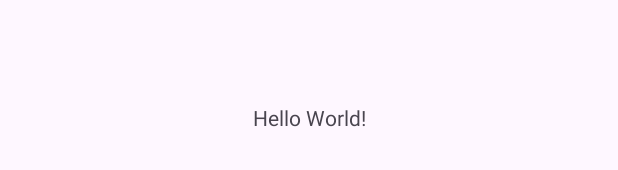
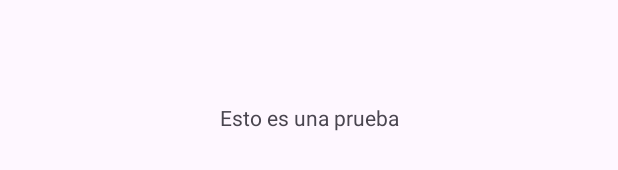
Before and after one commit to JoelCamps/CulturAppMovil, an Android app: the layout activity_main.xml on its own in the app's theme, with its tools: preview values and no code run, on a phone screen of 412 x 824 dp. Shown: the part 501-671 px from the top of the screen. Run offline under Robolectric (Android 15) with nearby library versions, the phone set to English and light mode, and no system bars.

Commit message:
Prueba de commit en Android Studio

```diff
--- a/app/src/main/res/layout/activity_main.xml
+++ b/app/src/main/res/layout/activity_main.xml
@@ -10,7 +10,7 @@
     <TextView
         android:layout_width="wrap_content"
         android:layout_height="wrap_content"
-        android:text="Hello World!"
+        android:text="Esto es una prueba"
         app:layout_constraintBottom_toBottomOf="parent"
         app:layout_constraintEnd_toEndOf="parent"
         app:layout_constraintStart_toStartOf="parent"
```
